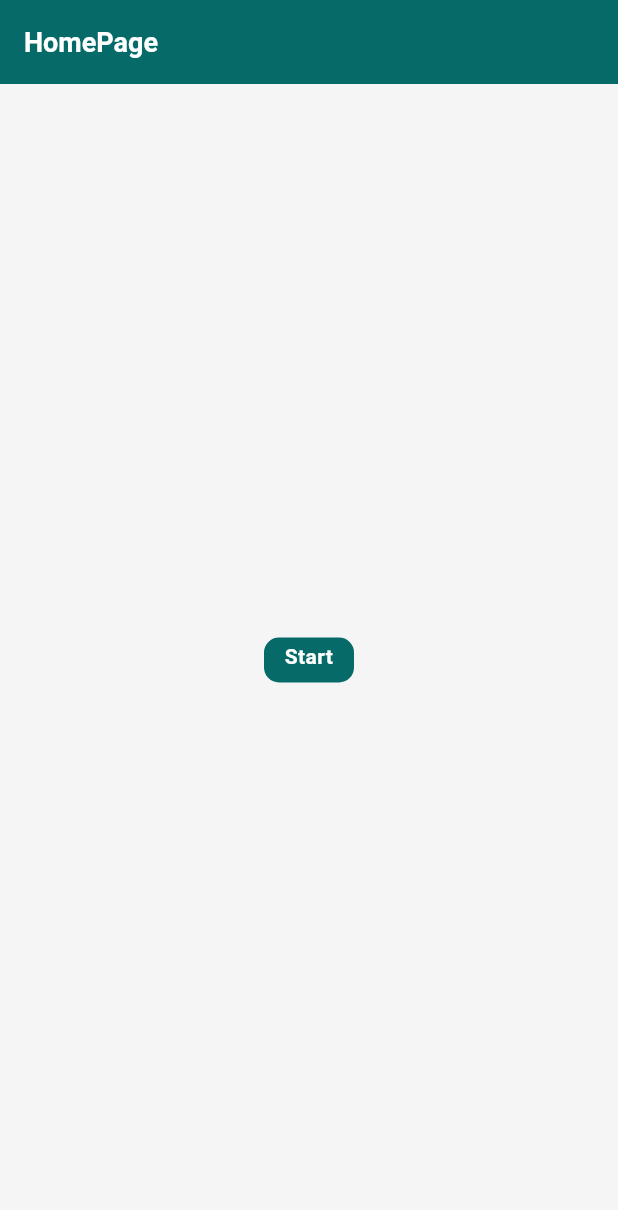
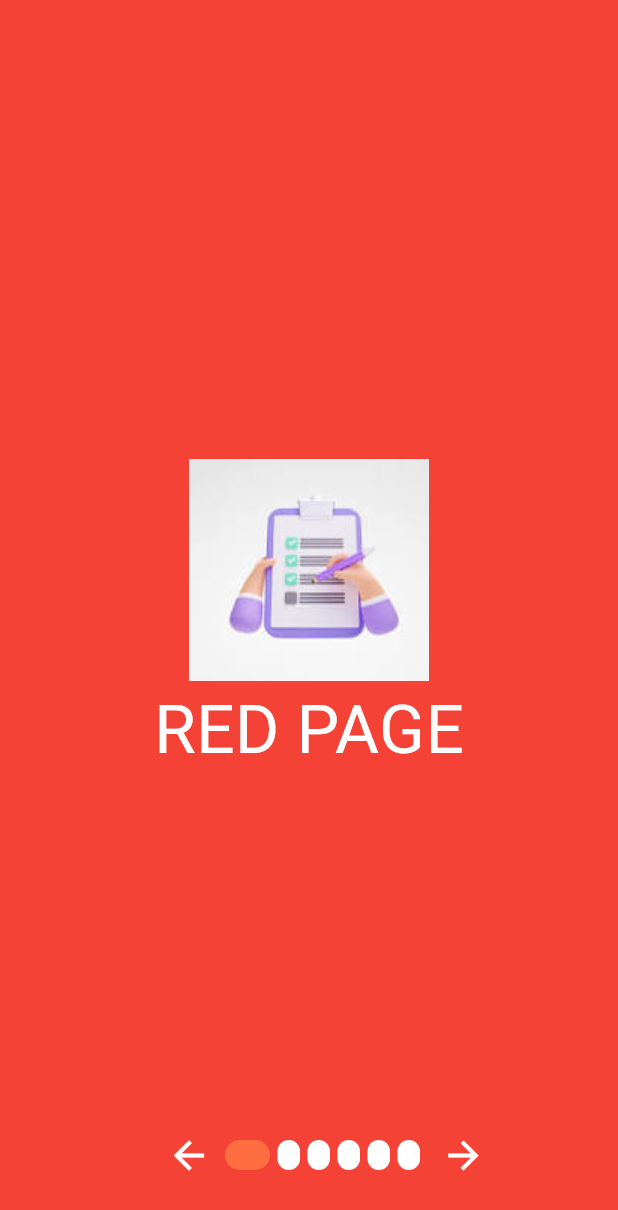
Before and after one commit to foysal012/survey_app, a Flutter app: the screen it shows after launch, on a phone screen of 412 x 824 dp. Shown: the top 1210 px of the screen. Run offline on Flutter 3.47's test engine with Material 3 defaults, Android fonts, the phone set to English and light mode, and no system bars; our stand-ins replace gap, package_info_plus; Roboto replaces fonts that are missing (anek).

Commit message:
Working on Introduction Screen.

```diff
--- a/lib/main.dart
+++ b/lib/main.dart
@@ -1,8 +1,9 @@
 import 'package:flutter/material.dart';
 import 'package:provider/provider.dart';
+import 'package:survey_app/view/screen/introduction_screen/introduction_screen.dart';
 import 'package:survey_app/view/screen/splash_screen.dart';
+import 'package:survey_app/viewmodel/introduction_controller.dart';
 import 'package:survey_app/viewmodel/question_controller.dart';
-import 'view/screen/home_page.dart';
 
 void main() {
   WidgetsFlutterBinding.ensureInitialized();
@@ -17,7 +18,8 @@ class MyApp extends StatelessWidget {
   Widget build(BuildContext context) {
     return MultiProvider(
       providers: [
-        ChangeNotifierProvider(create: (context) => QuestionController(),)
+        ChangeNotifierProvider(create: (context) => QuestionController(),),
+        ChangeNotifierProvider(create: (context) => IntroductionController(),)
       ],
       child: MaterialApp(
         title: 'Flutter Demo',
@@ -25,8 +27,8 @@ class MyApp extends StatelessWidget {
           colorScheme: ColorScheme.fromSeed(seedColor: Colors.deepPurple),
         ),
         debugShowCheckedModeBanner: false,
-        // home: HomePage(),
-        home: SplashScreen(),
+        // home: SplashScreen(),
+        home: IntroductionScreen(),
       ),
     );
   }
--- a/lib/resources/app_images.dart
+++ b/lib/resources/app_images.dart
@@ -1,8 +1,11 @@
 
 class AppImage{
-  static String introImage1 = 'assets/images/intro1.png';
-  static String introImage2 = 'assets/images/intro2.png';
-  static String introImage3 = 'assets/images/intro3.png';
+  static String introImage1 = 'assets/images/intro1.jpeg';
+  static String introImage2 = 'assets/images/intro2.jpeg';
+  static String introImage3 = 'assets/images/intro3.jpeg';
+  static String introImage4 = 'assets/images/intro4.png';
+  static String introImage5 = 'assets/images/intro5.jpeg';
+  static String introImage6 = 'assets/images/intro6.jpeg';
 
   static String loginLogo = 'assets/images/login.png';
   //static String googleLogo = 'assets/images/google.png';
--- /dev/null
+++ b/lib/view/screen/introduction_screen/introduction_screen.dart
@@ -0,0 +1,194 @@
+import 'package:flutter/material.dart';
+import 'package:provider/provider.dart';
+import 'package:survey_app/viewmodel/introduction_controller.dart';
+
+import '../../../resources/app_images.dart';
+
+class IntroductionScreen extends StatefulWidget {
+  const IntroductionScreen({super.key});
+
+  @override
+  State<IntroductionScreen> createState() => _IntroductionScreenState();
+}
+
+class _IntroductionScreenState extends State<IntroductionScreen> {
+
+  final _pageController = PageController(
+    initialPage: 0,
+  );
+
+  @override
+  Widget build(BuildContext context) {
+    return Scaffold(
+        body: Consumer<IntroductionController>(builder: (context, value, child) {
+          return Stack(
+            children: [
+              PageView(
+                controller: _pageController,
+                children: [
+                  Container(
+                    color: Colors.red,
+                    child: Center(
+                      child: Column(
+                        mainAxisAlignment: MainAxisAlignment.center,
+                        children: [
+                          Image.asset(AppImage.introImage1),
+                          Text(
+                            'RED PAGE',
+                            style: TextStyle(
+                              fontSize: 45,
+                              color: Colors.white,
+                            ),
+                          ),
+                        ],
+                      ),
+                    ),
+                  ),
+                  Container(
+                    color: Colors.blue,
+                    child: Center(
+                      child: Column(
+                        mainAxisAlignment: MainAxisAlignment.center,
+                        children: [
+                          Image.asset(AppImage.introImage2),
+                          Text(
+                            'BLUE PAGE',
+                            style: TextStyle(
+                              fontSize: 45,
+                              color: Colors.white,
+                            ),
+                          ),
+                        ],
+                      ),
+                    ),
+                  ),
+                  Container(
+                    color: Colors.black,
+                    child: Center(
+                      child: Column(
+                        mainAxisAlignment: MainAxisAlignment.center,
+                        children: [
+                          Image.asset(AppImage.introImage3),
+                          Text(
+                            'BLACK PAGE',
+                            style: TextStyle(
+                              fontSize: 45,
+                              color: Colors.white,
+                            ),
+                          ),
+                        ],
+                      ),
+                    ),
+                  ),
+                  Container(
+                    color: Colors.yellow,
+                    child: Center(
+                      child: Column(
+                        mainAxisAlignment: MainAxisAlignment.center,
+                        children: [
+                          Image.asset(AppImage.introImage4),
+                          Text(
+                            'YELLOW PAGE',
+                            style: TextStyle(
+                              fontSize: 45,
+                              color: Colors.white,
+                            ),
+                          ),
+                        ],
+                      ),
+                    ),
+                  ),
+                  Container(
+                    color: Colors.teal,
+                    child: Center(
+                      child: Column(
+                        mainAxisAlignment: MainAxisAlignment.center,
+                        children: [
+                          Image.asset(AppImage.introImage5),
+                          Text(
+                            'TEAL PAGE',
+                            style: TextStyle(
+                              fontSize: 45,
+                              color: Colors.white,
+                            ),
+                          ),
+                        ],
+                      ),
+                    ),
+                  ),
+                  Container(
+                    color: Colors.purple,
+                    child: Center(
+                      child: Column(
+                        mainAxisAlignment: MainAxisAlignment.center,
+                        children: [
+                          Image.asset(AppImage.introImage6),
+                          Text(
+                            'PURPLE PAGE',
+                            style: TextStyle(
+                              fontSize: 45,
+                              color: Colors.white,
+                            ),
+                          ),
+                        ],
+                      ),
+                    ),
+                  ),
+                ],
+              ),
+
+              Positioned(
+                  bottom: 30,
+                  left: 102,
+                  right: 78,
+                  child: Row(
+                    children: [
+                      IconButton(
+                          onPressed: (){
+                            if(value.currentIndex>0){
+                              // value.setCurrentIndex(value.currentIndex--);
+                            // _pageController.jumpToPage(value.currentIndex --);
+                            }
+                          },
+                          icon: Icon(Icons.arrow_back, color: Colors.white, size: 30)
+                      ),
+
+                      SizedBox(
+                        height: 20,
+                        width: 135,
+                        child: ListView.builder(
+                            itemCount: 6,
+                            scrollDirection: Axis.horizontal,
+                            itemBuilder: (context, index) {
+                              return GestureDetector(
+                                onTap: (){
+                                  value.setCurrentIndex(index);
+                                  _pageController.jumpToPage(value.currentIndex);
+                                },
+                                child: Container(
+                                  height: 5,
+                                  width: value.currentIndex == index ? 30 : 15,
+                                  margin: EdgeInsets.only(right: 5.0),
+                                  decoration: BoxDecoration(
+                                      borderRadius: BorderRadius.circular(10.0),
+                                      color: value.currentIndex == index ? Colors.deepOrangeAccent : Colors.white
+                                  ),
+                                ),
+                              );
+                            }
+                        ),
+                      ),
+
+                      IconButton(
+                          onPressed: (){},
+                          icon: Icon(Icons.arrow_forward, color: Colors.white, size: 30)
+                      )
+                    ],
+                  )
+              )
+            ],
+          );
+        },)
+    );
+  }
+}
--- a/lib/view/screen/splash_screen.dart
+++ b/lib/view/screen/splash_screen.dart
@@ -4,6 +4,8 @@ import 'package:package_info_plus/package_info_plus.dart';
 import 'package:survey_app/resources/app_color.dart';
 import 'package:survey_app/resources/app_style.dart';
 import 'package:survey_app/view/screen/home_page.dart';
+
+import 'introduction_screen/introduction_screen.dart';
 
 class SplashScreen extends StatefulWidget {
   const SplashScreen({super.key});
@@ -35,7 +37,8 @@ class _SplashScreenState extends State<SplashScreen> {
 
   Future<void> getNavigation() async {
    await Future.delayed(Duration(seconds: 3));
-   Navigator.of(context).pushAndRemoveUntil(MaterialPageRoute(builder: (context) => HomePage()), (route) => false);
+   // Navigator.of(context).pushAndRemoveUntil(MaterialPageRoute(builder: (context) => HomePage()), (route) => false);
+   Navigator.of(context).pushAndRemoveUntil(MaterialPageRoute(builder: (context) => IntroductionScreen()), (route) => false);
   }
 
   @override
--- /dev/null
+++ b/lib/viewmodel/introduction_controller.dart
@@ -0,0 +1,14 @@
+import 'package:flutter/material.dart';
+
+class IntroductionController with ChangeNotifier{
+
+  int _currentIndex = 0;
+  int get currentIndex => _currentIndex;
+
+  void setCurrentIndex(int index) {
+    _currentIndex = index;
+    notifyListeners();
+  }
+
+
+}
--- a/pubspec.yaml
+++ b/pubspec.yaml
@@ -62,9 +62,8 @@ flutter:
   uses-material-design: true
 
   # To add assets to your application, add an assets section, like this:
-  # assets:
-  #   - images/a_dot_burr.jpeg
-  #   - images/a_dot_ham.jpeg
+  assets:
+    - assets/images/
 
   # An image asset can refer to one or more resolution-specific "variants", see
   # https://flutter.dev/to/resolution-aware-images
```
Also changed, not shown: assets/images/intro1.jpeg (added), assets/images/intro2.jpeg (added), assets/images/intro3.jpeg (added), assets/images/intro4.png (added), assets/images/intro5.jpeg (added), assets/images/intro6.jpeg (added).
